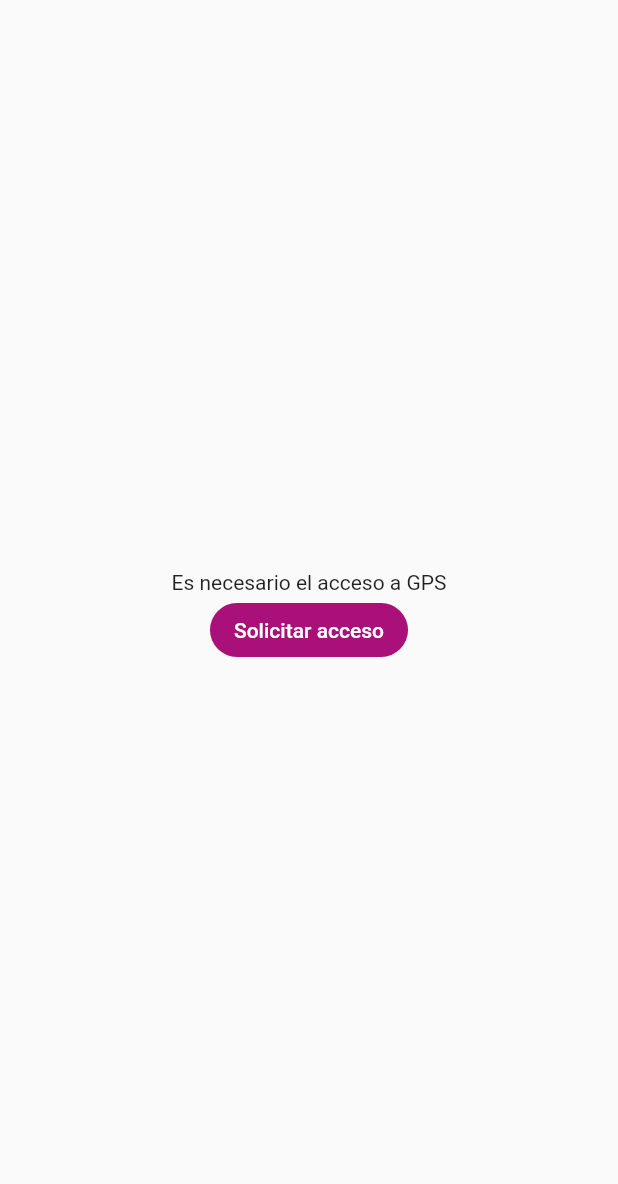
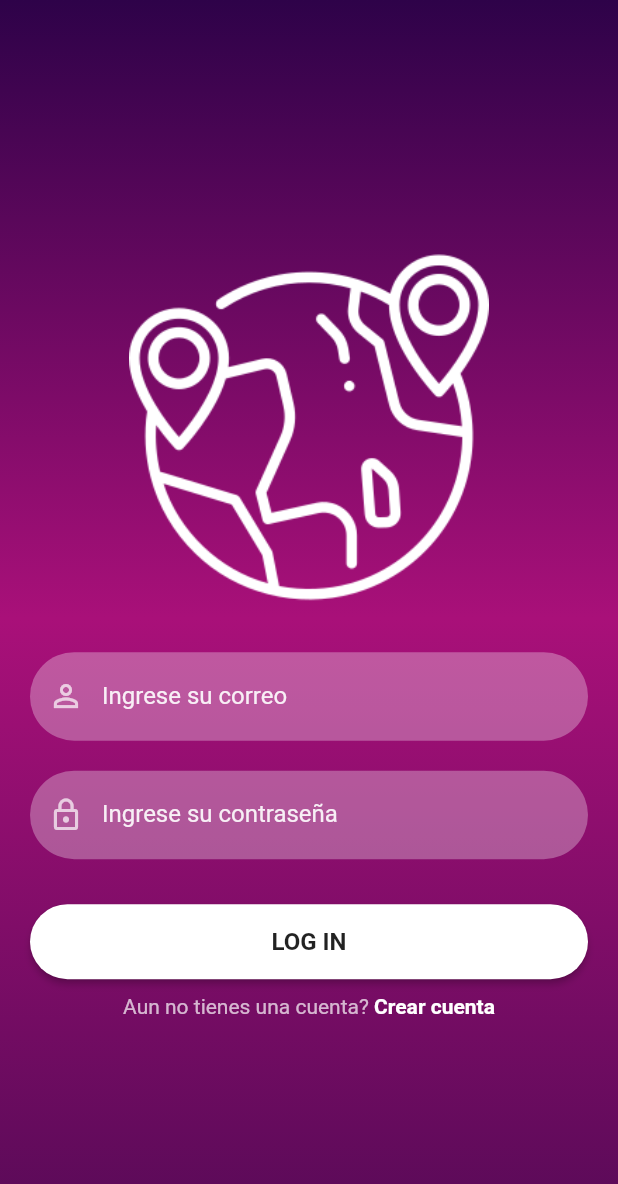
Before and after one commit to AleBD72/Proyecto_2023A-AM, a Flutter app: the screen it shows after launch, on a phone screen of 412 x 824 dp. Shown: the top 1184 px of the screen. Run offline on Flutter 3.47's test engine with Material 2 defaults, Android fonts, the phone set to English and light mode, and no system bars; our stand-ins replace bloc, equatable, firebase_auth, firebase_core, firebase_database, flutter_bloc and 3 more; missing offline and left inert: proyecto_moviles; accounts and stored records are empty.

Commit message:
Versión 2 aplicación

```diff
--- a/lib/main.dart
+++ b/lib/main.dart
@@ -1,31 +1,26 @@
 import 'package:flutter/material.dart';
-import 'package:flutter_bloc/flutter_bloc.dart';
-import 'package:proyecto_moviles/blocs/blocs.dart';
-import 'package:proyecto_moviles/screens/screens.dart';
 
-void main() {
-  runApp(
-    MultiBlocProvider(
-      providers: [
-        BlocProvider(create: (context)=>GpsBloc() )
-      ],
-      child: const MapsApp(),
-    )
+import 'package:firebase_core/firebase_core.dart';
+import 'package:login_app_proyecto/screens/signin_screen.dart';
+import 'firebase_options.dart';
+
+
+void main() async {
+  WidgetsFlutterBinding.ensureInitialized();
+  await Firebase.initializeApp(
+      options: DefaultFirebaseOptions.currentPlatform,
   );
+  runApp(const MainApp());
 
 }
 
-
-class MapsApp extends StatelessWidget {
-
-  const MapsApp({Key? key}): super(key: key);
+class MainApp extends StatelessWidget {
+  const MainApp({super.key});
 
   @override
   Widget build(BuildContext context) {
     return const MaterialApp(
-      debugShowCheckedModeBanner: false,
-      title: 'Proyecto Geolocalización',
-      home: GpsAccessScreen()
+      home: SingInScreen()
     );
   }
 }
--- /dev/null
+++ b/lib/reusable_widgets/reusable_widget.dart
@@ -0,0 +1,71 @@
+import 'package:flutter/material.dart';
+
+//imagen pantalla login
+Image logoWidget(String imageName){
+  return Image.asset(
+    imageName,
+    fit: BoxFit.fitWidth,
+    width: 240,
+    height: 240,
+    color: Colors.white,
+  );
+}
+
+//Textfiel correo y contraseña
+TextField reusableTextField (String text, IconData icon, bool isPassworType,
+  TextEditingController controller){
+    return TextField(
+    controller: controller,
+    obscureText: isPassworType,
+    enableSuggestions: isPassworType,
+    autocorrect: isPassworType,
+    cursorColor: Colors.white,
+    style: TextStyle(color: Colors.white.withOpacity(0.9)),
+    decoration: InputDecoration(
+      prefixIcon: Icon(
+        icon,
+        color: Colors.white70,
+      ),
+      labelText: text,
+      labelStyle: TextStyle(color: Colors.white.withOpacity(0.9)),
+      filled: true,
+      floatingLabelBehavior: FloatingLabelBehavior.never,
+      fillColor: Colors.white.withOpacity(0.3),
+      border: OutlineInputBorder(
+          borderRadius: BorderRadius.circular(30.0),
+          borderSide: const BorderSide(width: 0, style: BorderStyle.none)),
+    ),
+    keyboardType: isPassworType
+        ? TextInputType.visiblePassword
+        : TextInputType.emailAddress,
+  );
+}
+
+Container signInSignUpButton (BuildContext context, bool isLogin, Function onTap){
+  return Container(
+    width: MediaQuery.of(context).size.width ,
+    height: 50,
+    margin: const EdgeInsets.fromLTRB(0, 10, 0, 10),
+    decoration: BoxDecoration( borderRadius: BorderRadius.circular(90)),
+    child: ElevatedButton(
+      onPressed: (){
+        onTap();
+      },
+      style: ButtonStyle(
+        backgroundColor: MaterialStateProperty.resolveWith((states) {
+          if (states.contains(MaterialState.pressed)) {
+            return Colors.black26; // pressed background color
+          }
+          return Colors.white;
+        }),
+        shape: MaterialStateProperty.all<RoundedRectangleBorder>(
+            RoundedRectangleBorder(borderRadius: BorderRadius.circular(30))),
+      ),
+      child: Text(
+        isLogin ? "LOG IN" : "REGISTRARSE",
+        style: const TextStyle(
+          color: Colors.black87, fontWeight: FontWeight.bold, fontSize: 16),
+      ),
+    ),
+  );
+}
--- /dev/null
+++ b/lib/screens/signin_screen.dart
@@ -0,0 +1,90 @@
+import 'package:firebase_auth/firebase_auth.dart';
+import 'package:flutter/material.dart';
+import 'package:login_app_proyecto/reusable_widgets/reusable_widget.dart';
+import 'package:login_app_proyecto/screens/home_screen.dart';
+import 'package:login_app_proyecto/screens/signup_screen.dart';
+
+import '../utils/color_utils.dart';
+
+
+class SingInScreen extends StatefulWidget {
+  const SingInScreen({super.key});
+
+  @override
+  State<SingInScreen> createState() => _SingInScreenState();
+}
+
+class _SingInScreenState extends State<SingInScreen> {
+
+  TextEditingController _passwordTextController = TextEditingController();
+  TextEditingController _emailTextController = TextEditingController();
+
+  @override
+  Widget build(BuildContext context) {
+    return Scaffold(
+      body: Container(
+        width: MediaQuery.of(context).size.width,
+        height: MediaQuery.of(context).size.height,
+        decoration: BoxDecoration(gradient: LinearGradient(colors:[
+          hexStringToColor("2E0249"), //
+          hexStringToColor("A91079"),
+          hexStringToColor("570A57")
+        ], begin: Alignment.topCenter, end: Alignment.bottomCenter)),
+        child: SingleChildScrollView(
+          child: Padding(
+            padding: EdgeInsets.fromLTRB(
+              20, MediaQuery.of(context).size.height * 0.2, 20, 0),
+            child: Column(children: <Widget>[
+              logoWidget("assets/images/location.png"),
+              SizedBox(
+                height: 30,
+              ),
+              reusableTextField("Ingrese su correo", Icons.person_outline, false, _emailTextController),
+              SizedBox(
+                height: 20,
+              ),
+              reusableTextField("Ingrese su contraseña", Icons.lock_outline, true, _passwordTextController),
+              SizedBox(
+                height: 20,
+              ),
+              signInSignUpButton(context, true, (){
+                FirebaseAuth.instance.signInWithEmailAndPassword(email: _emailTextController.text,
+                password: _passwordTextController.text).then((value){
+                  Navigator.push(context,
+                        MaterialPageRoute(builder: (context) => HomeScreen())
+                  ).onError((error, stackTrace) {
+                    print("Error ${error.toString()}");
+                  });
+                });
+
+              }),
+              signUpOption(),
+            ],
+            ),
+          ),
+        ),
+      ),
+    );
+  }
+
+  Row signUpOption(){
+    return Row (
+      mainAxisAlignment: MainAxisAlignment.center,
+      children: [
+        const Text("Aun no tienes una cuenta? ",
+            style: TextStyle(color: Colors.white70)),
+        GestureDetector(
+          onTap: (){
+            Navigator.push(context,
+            // ignore: prefer_const_constructors
+            MaterialPageRoute(builder: (context) => SignUpScreen()));
+          },
+          child: const Text(
+            "Crear cuenta",
+            style: TextStyle(color: Colors.white, fontWeight: FontWeight.bold),
+          ),
+        ),
+      ],
+    );
+  }
+}
```
Also changed, not shown: lib/screens/home_screen.dart (added, +222 -0 lines), lib/screens/map_screen.dart (deleted, +0 -14 lines), lib/screens/signup_screen.dart (added, +108 -0 lines), pubspec.yaml (+11 -8 lines), assets/images/location.png (added), lib/firebase_options.dart (added), pubspec.lock, 26 other files.
